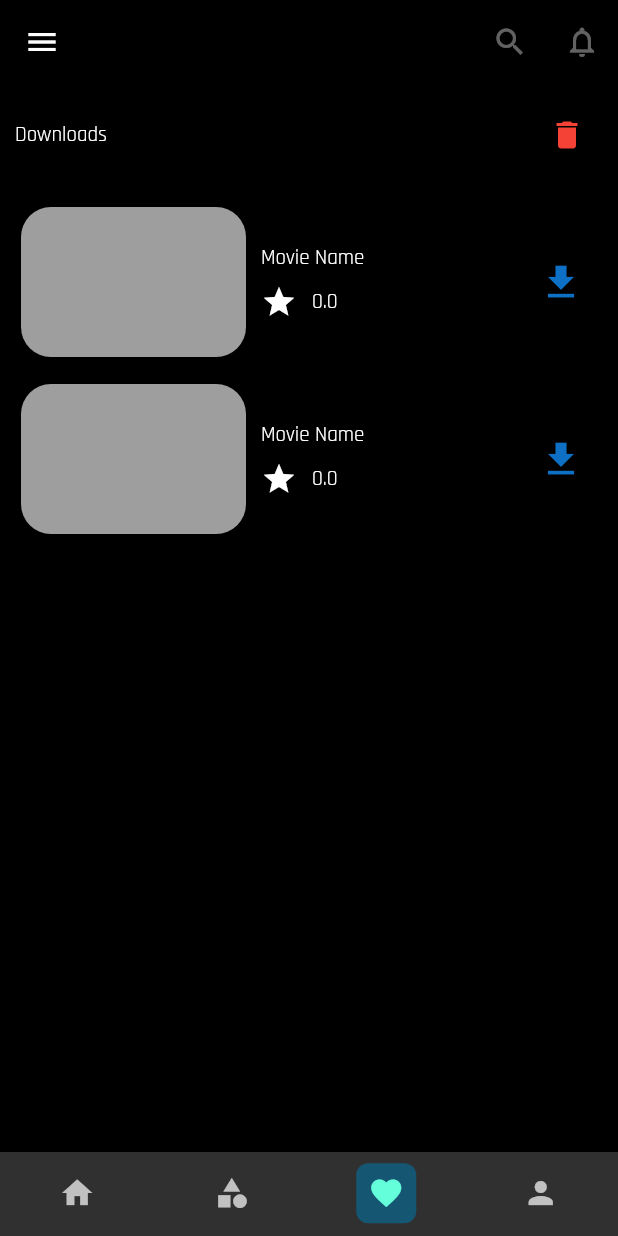
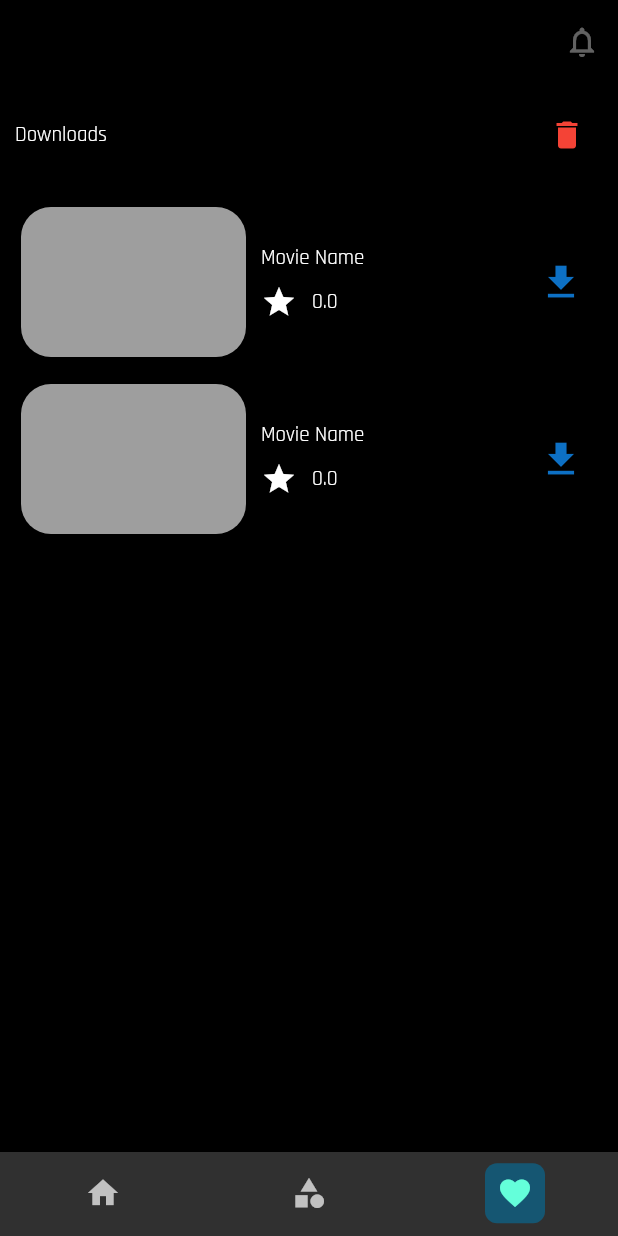
Before and after one commit to mbaka-bilal/freetv, a Flutter app: the screen it shows after launch, item 3 of the bottom bar chosen, on a phone screen of 412 x 824 dp. Run offline on Flutter 3.47's test engine with Material 2 defaults, Android fonts, the phone set to English and light mode, and no system bars; our stand-ins replace dio, flutter_svg, font_awesome_flutter, permission_handler, shared_preferences, sqflite; accounts and stored records are empty; network calls fail.

```diff
--- a/lib/helpers/database_actions.dart
+++ b/lib/helpers/database_actions.dart
@@ -58,9 +58,10 @@ class DatabaseActions {
     return movieInfo;
   }
 
-  void addCategoryToDatabase(Database db, CategoryInfo info, String tableName) async {
+  void addCategoryToDatabase(
+      Database db, CategoryInfo info, String tableName) async {
     var result =
-    await db.rawQuery('SELECT * FROM sqlite_master ORDER BY name;');
+        await db.rawQuery('SELECT * FROM sqlite_master ORDER BY name;');
     print("the list of tables is $result");
     // return;
     // await db.insert(tableName, info.toMap());
--- a/lib/helpers/get_movie_info.dart
+++ b/lib/helpers/get_movie_info.dart
@@ -53,7 +53,6 @@ class FetchMovieInfo {
 
   Future<String> getMovieName(int id, String apiKey) async {
     // print ("getting movie name");
-
     String movieName = "";
 
     try {
@@ -61,7 +60,7 @@ class FetchMovieInfo {
           .get("https://api.themoviedb.org/3/movie/$id?api_key=$apiKey");
       movieName = response.data["original_title"];
     } catch (e) {
-      print("error $e");
+      print("error fetching movie information $e");
     }
     return movieName;
   }
@@ -110,6 +109,7 @@ class FetchMovieInfo {
         Dio().close();
       }
     } catch (e) {
+      print("error getting latest movies $e");
       return latestMovies;
     }
     return latestMovies;
--- a/lib/main.dart
+++ b/lib/main.dart
@@ -10,8 +10,8 @@ void main() async {
   WidgetsFlutterBinding.ensureInitialized();
   runApp(const MyApp());
   /* TODO
-    1. Let there be an alimght parameter to check so we can clear all movies record in app and refetch everything,
-      just incase there is an error and we need to change the database.
+    1. Let there be an almighty parameter to check so we can clear all movies record in app and re-fetch everything,
+      just in case there is an error and we need to change the database.
 
    */
 }
@@ -44,12 +44,12 @@ class _MyAppState extends State<MyApp> {
             checkPermission();
           }
         } catch (e) {
-          print("error granting permsission $e");
+          print("error granting permission $e");
           checkPermission();
         }
       }
     } catch (e) {
-      print("error checking premission status $e");
+      print("error checking permission status $e");
       status = false;
     }
     return status;
@@ -108,7 +108,7 @@ class _MyAppState extends State<MyApp> {
                   fontFamily: "Rajdhani")),
           elevatedButtonTheme: ElevatedButtonThemeData(
               style: ButtonStyle(
-            backgroundColor: MaterialStateProperty.all(Color(0xFF0B314C)),
+                backgroundColor: MaterialStateProperty.all(const Color(0xFF0B314C)),
           ))),
       home: FutureBuilder(
           future: checkPermissionfuture,
@@ -116,20 +116,20 @@ class _MyAppState extends State<MyApp> {
             if (snapShot.hasData) {
               bool data = snapShot.data as bool;
               if (data) {
-                return Home();
+                return const Home();
               }
             }
             if (snapShot.hasError) {
-              print("error checing permission ${snapShot.error}");
-              return Text("Error");
+              print("error checking permission ${snapShot.error}");
+              return const Text("Error");
             } else {
-              print("error checing permission ${snapShot.error}");
+              print("error checking permission ${snapShot.error}");
               return Container();
             }
           }),
       routes: {
         // "/signup":(ctx)=> Signup(),
-        "/home": (ctx) => Home(),
+        "/home": (ctx) => const Home(),
         // "/movieinfo": (ctx) => MovieInfo(),
       },
     );
--- a/lib/pages/home.dart
+++ b/lib/pages/home.dart
@@ -1,5 +1,4 @@
 import 'package:flutter/material.dart';
-
 
 import '../pages/latest_movies.dart';
 import '../pages/categories.dart';
@@ -17,14 +16,13 @@ class _HomeState extends State<Home> {
 
   Widget displayPage(int index) {
     //select which content to display
-    if (index == 0){
-      return LatestMovies();
-    }else if (index == 1){
-      return Categories();
-    }else if (index == 2){
-      return Downloads();
-    }
-    else{
+    if (index == 0) {
+      return const LatestMovies();
+    } else if (index == 1) {
+      return const Categories();
+    } else if (index == 2) {
+      return const Downloads();
+    } else {
       return Container();
     }
   }
@@ -37,12 +35,11 @@ class _HomeState extends State<Home> {
           elevation: 0,
 
           backgroundColor: Colors.transparent,
-        leading: const Icon(Icons.menu),
-        actions: [
-          const IconButton(onPressed: null, icon: Icon(Icons.search)),
-          const IconButton(onPressed: null,icon: Icon(Icons.notifications_outlined))
-
-
+          // leading: const Icon(Icons.menu),
+          actions: const [
+            // IconButton(onPressed: null, icon: Icon(Icons.search)),
+            IconButton(
+                onPressed: null, icon: Icon(Icons.notifications_outlined))
           ],
         ),
         bottomNavigationBar: BottomNavigationBar(
@@ -53,12 +50,8 @@ class _HomeState extends State<Home> {
           },
           type: BottomNavigationBarType.fixed,
           currentIndex: currentPageIndex,
-        selectedLabelStyle: const TextStyle(
-          fontSize: 0
-        ),
-        unselectedLabelStyle: const TextStyle(
-          fontSize: 0
-        ),
+          selectedLabelStyle: const TextStyle(fontSize: 0),
+          unselectedLabelStyle: const TextStyle(fontSize: 0),
           items: [
             BottomNavigationBarItem(
                 activeIcon: Container(
@@ -66,61 +59,44 @@ class _HomeState extends State<Home> {
                   height: 40,
                   decoration: BoxDecoration(
                       color: const Color(0xFF155672),
-
-            borderRadius: BorderRadius.circular(8)
-
-        ),
+                      borderRadius: BorderRadius.circular(8)),
                   child: const Icon(Icons.home),
                 ),
                 icon: const Icon(Icons.home),
-          label: ""
-          ),
-
+                label: ""),
             BottomNavigationBarItem(
                 activeIcon: Container(
                   width: 40,
                   height: 40,
                   decoration: BoxDecoration(
                       color: const Color(0xFF155672),
-
-                    borderRadius: BorderRadius.circular(8)
-
-                ),
+                      borderRadius: BorderRadius.circular(8)),
                   child: const Icon(Icons.category),
                 ),
                 icon: const Icon(Icons.category),
-              label: ""
-          ),
+                label: ""),
             BottomNavigationBarItem(
                 activeIcon: Container(
                   width: 40,
                   height: 40,
                   decoration: BoxDecoration(
                       color: const Color(0xFF155672),
-
-                    borderRadius: BorderRadius.circular(8)
-
-                ),
+                      borderRadius: BorderRadius.circular(8)),
                   child: const Icon(Icons.favorite),
                 ),
                 icon: const Icon(Icons.favorite),
-              label: ""
-          ),
-          BottomNavigationBarItem(
-              activeIcon: Container(
-                width: 40,
-                height: 40,
-                decoration: BoxDecoration(
-                    color: const Color(0xFF155672),
-
-                    borderRadius: BorderRadius.circular(8)
-
-                ),
-                child: const Icon(Icons.person),
-              ),
-              icon: const Icon(Icons.person),
-              label: ""
-          ),
+                label: ""),
+            // BottomNavigationBarItem(
+            //     activeIcon: Container(
+            //       width: 40,
+            //       height: 40,
+            //       decoration: BoxDecoration(
+            //           color: const Color(0xFF155672),
+            //           borderRadius: BorderRadius.circular(8)),
+            //       child: const Icon(Icons.person),
+            //     ),
+            //     icon: const Icon(Icons.person),
+            //     label: ""),
           ],
         ),
         body: displayPage(currentPageIndex));
--- a/lib/widgets/latest_movies_widget.dart
+++ b/lib/widgets/latest_movies_widget.dart
@@ -1,5 +1,4 @@
 import 'package:flutter/material.dart';
-import 'package:freetv/helpers/movie_info.dart';
 
 import '../widgets/movie_poster_widget.dart';
 import '../pages/latest_movies.dart';
```
Also changed, not shown: lib/pages/categories.dart (+126 -23 lines), lib/widgets/movie_poster_widget.dart (+10 -16 lines). Lines whose indentation alone changed are shown as unchanged.
